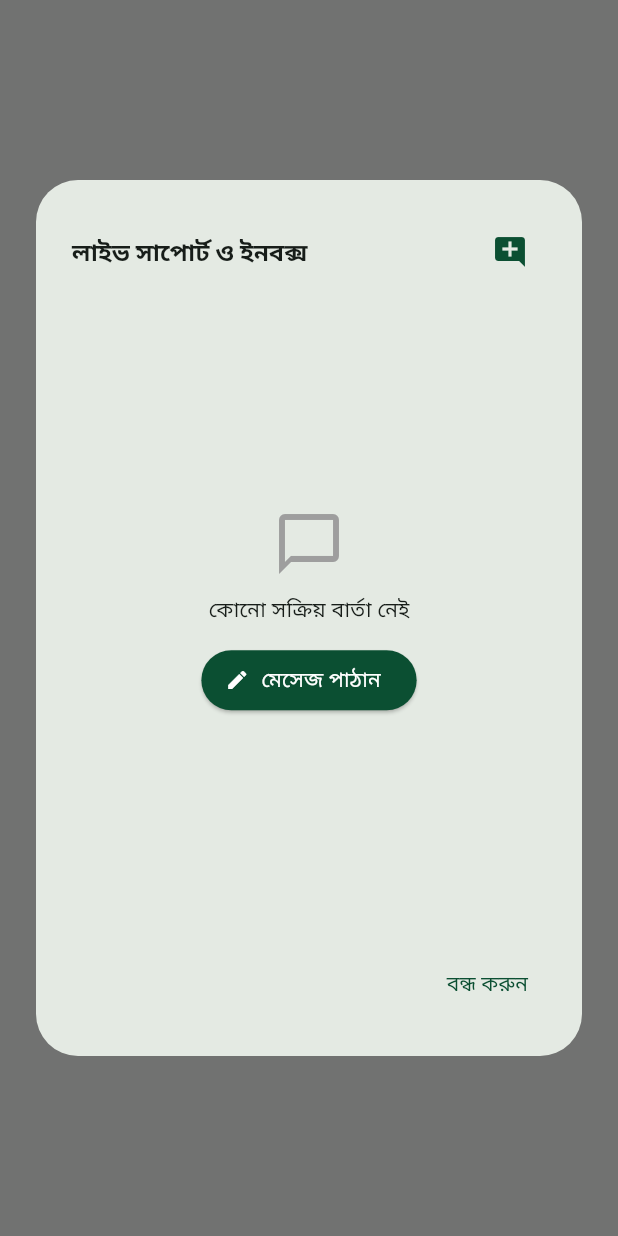
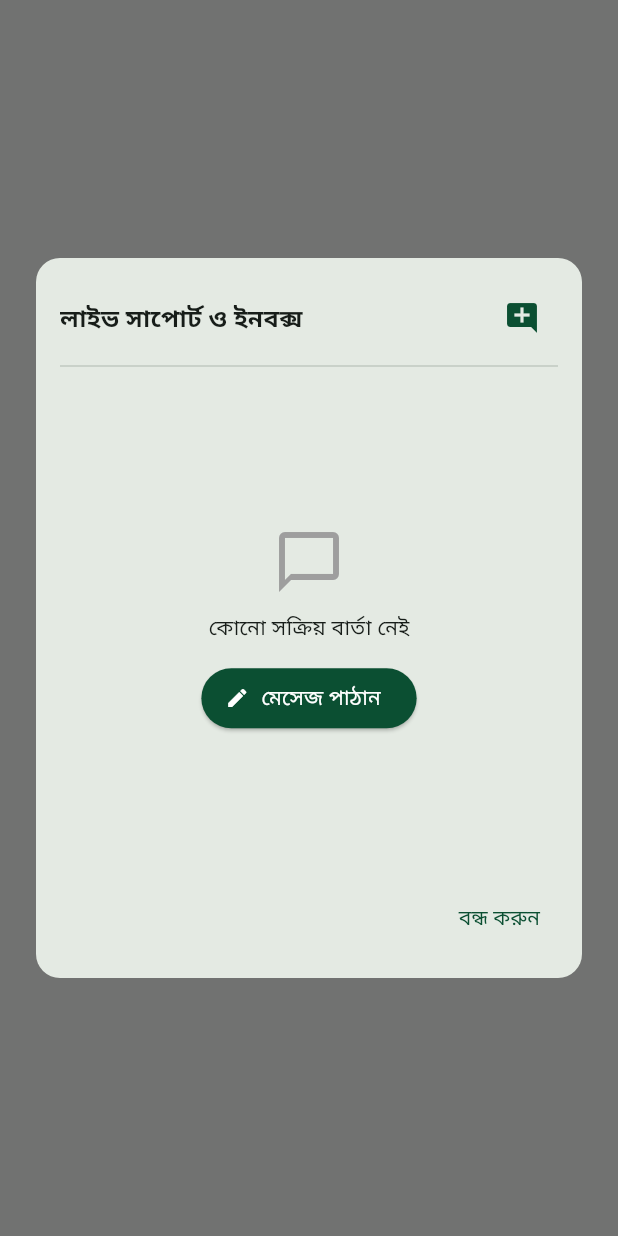
Before and after one commit to mhcybroot/landtrust-bhumisetu, a Flutter app: what show() shows on an empty page, opened directly with empty values, on a phone screen of 412 x 824 dp. Run offline on Flutter 3.47's test engine with Material 3 defaults, Android fonts, the phone set to English and light mode, and no system bars; our stand-ins replace shared_preferences; accounts and stored records are empty; network calls fail.

Commit message:
feat(chat): wire flight trajectories, typing waves, and unread pops in chat module

```diff
--- a/frontend/lib/modules/chat/views/my_chat_threads_dialog.dart
+++ b/frontend/lib/modules/chat/views/my_chat_threads_dialog.dart
@@ -1,10 +1,27 @@
 import 'package:flutter/material.dart';
+import '../../../core/animations/bouncing_pressable.dart';
 import '../../../core/animations/transitions/route_navigation_transitions.dart';
+import '../../../core/animations/transitions/state_micro_transitions.dart';
 import '../repositories/chat_repository.dart';
 import '../view_models/chat_view_model.dart';
 import 'chat_conversation_screen.dart';
 
-class MyChatThreadsDialog {
+class MyChatThreadsDialog extends StatelessWidget {
+  final bool isMobile;
+  final ChatViewModel? viewModel;
+  final List<dynamic>? threads;
+  final int? listingId;
+  final String? listingTitle;
+
+  const MyChatThreadsDialog({
+    super.key,
+    required this.isMobile,
+    this.viewModel,
+    this.threads,
+    this.listingId,
+    this.listingTitle,
+  });
+
   static void show(
     BuildContext context, {
     required bool isMobile,
@@ -13,32 +30,65 @@ class MyChatThreadsDialog {
   }) {
     final vm = ChatViewModel();
     vm.loadMyThreads();
-
     showDialog(
       context: context,
-      builder: (ctx) => AlertDialog(
+      builder: (_) => MyChatThreadsDialog(
+        isMobile: isMobile,
+        viewModel: vm,
+        listingId: listingId,
+        listingTitle: listingTitle,
+      ),
+    );
+  }
+
+  @override
+  Widget build(BuildContext context) {
+    final vm = viewModel;
+    return Dialog(
       insetPadding: EdgeInsets.symmetric(horizontal: isMobile ? 12 : 24, vertical: 16),
-        title: Row(
+      shape: RoundedRectangleBorder(borderRadius: BorderRadius.circular(16)),
+      child: Container(
+        width: isMobile ? double.infinity : 480,
+        height: 480,
+        padding: const EdgeInsets.all(16),
+        child: Column(
+          children: [
+            Row(
               mainAxisAlignment: MainAxisAlignment.spaceBetween,
               children: [
                 const Text('লাইভ সাপোর্ট ও ইনবক্স', style: TextStyle(fontWeight: FontWeight.bold, fontSize: 16)),
-            IconButton(
+                BouncingPressable(
+                  child: IconButton(
                     icon: const Icon(Icons.add_comment, color: Color(0xFF0B4F32)),
                     tooltip: 'নতুন মেসেজ শুরু করুন',
                     onPressed: () => _showNewThreadDialog(context, vm, isMobile, listingId: listingId, listingTitle: listingTitle),
                   ),
+                ),
               ],
             ),
-        content: SizedBox(
-          width: isMobile ? double.infinity : 480,
-          height: 400,
-          child: ListenableBuilder(
-            listenable: vm,
-            builder: (ctx, _) {
-              if (vm.isLoading && vm.threads.isEmpty) {
+            const Divider(),
+            Expanded(
+              child: vm != null
+                  ? ListenableBuilder(listenable: vm, builder: (ctx, _) => _buildList(ctx, vm.threads, vm.isLoading, vm))
+                  : _buildList(context, threads ?? const [], false, null),
+            ),
+            Align(
+              alignment: Alignment.centerRight,
+              child: BouncingPressable(
+                child: TextButton(onPressed: () => Navigator.pop(context), child: const Text('বন্ধ করুন')),
+              ),
+            ),
+          ],
+        ),
+      ),
+    );
+  }
+
+  Widget _buildList(BuildContext ctx, List<dynamic> threadList, bool isLoading, ChatViewModel? vm) {
+    if (isLoading && threadList.isEmpty) {
       return const Center(child: CircularProgressIndicator());
     }
-              if (vm.threads.isEmpty) {
+    if (threadList.isEmpty) {
       return Center(
         child: Column(
           mainAxisSize: MainAxisSize.min,
@@ -47,23 +97,27 @@ class MyChatThreadsDialog {
             const SizedBox(height: 10),
             const Text('কোনো সক্রিয় বার্তা নেই'),
             const SizedBox(height: 12),
-                      ElevatedButton.icon(
+            BouncingPressable(
+              child: ElevatedButton.icon(
                 style: ElevatedButton.styleFrom(backgroundColor: const Color(0xFF0B4F32), foregroundColor: Colors.white),
-                        onPressed: () => _showNewThreadDialog(context, vm, isMobile, listingId: listingId, listingTitle: listingTitle),
+                onPressed: () => _showNewThreadDialog(ctx, vm, isMobile, listingId: listingId, listingTitle: listingTitle),
                 icon: const Icon(Icons.edit, size: 16),
                 label: const Text('মেসেজ পাঠান'),
+              ),
             ),
           ],
         ),
       );
     }
     return ListView.separated(
-                itemCount: vm.threads.length,
+      itemCount: threadList.length,
       separatorBuilder: (_, _) => const Divider(height: 1),
-                itemBuilder: (ctx, i) {
-                  final t = vm.threads[i] as Map<String, dynamic>;
+      itemBuilder: (c, i) {
+        final t = threadList[i] as Map<String, dynamic>;
         final unread = (t['unreadUserCount'] as num?)?.toInt() ?? 0;
-                  return ListTile(
+        return BouncingPressable(
+          scaleFactor: 0.99,
+          child: ListTile(
             contentPadding: EdgeInsets.zero,
             leading: CircleAvatar(
               backgroundColor: const Color(0xFF0B4F32).withValues(alpha: 0.12),
@@ -72,32 +126,21 @@ class MyChatThreadsDialog {
             title: Text(t['subject'] ?? 'সহায়তা', style: const TextStyle(fontWeight: FontWeight.bold, fontSize: 13.5)),
             subtitle: Text(t['lastMessage'] ?? 'বার্তা নেই', maxLines: 1, overflow: TextOverflow.ellipsis, style: const TextStyle(fontSize: 12)),
             trailing: unread > 0
-                        ? Container(
-                            padding: const EdgeInsets.all(6),
-                            decoration: const BoxDecoration(color: Colors.red, shape: BoxShape.circle),
-                            child: Text('$unread', style: const TextStyle(color: Colors.white, fontSize: 10, fontWeight: FontWeight.bold)),
-                          )
+                ? BadgeCountPopTransition(count: unread)
                 : const Icon(Icons.chevron_right, size: 18),
-                    onTap: () {
+            onTap: vm == null ? null : () {
               Navigator.pop(ctx);
-                      Navigator.push(context, SharedAxisSlideRoute(page: ChatConversationScreen(viewModel: vm, thread: t, isAdmin: false)));
+              Navigator.push(ctx, SharedAxisSlideRoute(page: ChatConversationScreen(viewModel: vm, thread: t, isAdmin: false)));
             },
+          ),
         );
       },
-              );
-            },
-          ),
-        ),
-        actions: [
-          TextButton(onPressed: () => Navigator.pop(ctx), child: const Text('বন্ধ করুন')),
-        ],
-      ),
     );
   }
 
   static void _showNewThreadDialog(
     BuildContext context,
-    ChatViewModel vm,
+    ChatViewModel? vm,
     bool isMobile, {
     int? listingId,
     String? listingTitle,
@@ -119,7 +162,8 @@ class MyChatThreadsDialog {
         ),
         actions: [
           TextButton(onPressed: () => Navigator.pop(ctx), child: const Text('বাতিল')),
-          ElevatedButton(
+          BouncingPressable(
+            child: ElevatedButton(
               style: ElevatedButton.styleFrom(backgroundColor: const Color(0xFF0B4F32), foregroundColor: Colors.white),
               onPressed: () async {
                 final sub = subCtrl.text.trim();
@@ -127,11 +171,12 @@ class MyChatThreadsDialog {
                 if (msg.isEmpty) return;
                 Navigator.pop(ctx);
                 final res = await ChatRepository().startThread(subject: sub, listingId: listingId, initialMessage: msg);
-              if (res.isNotEmpty && context.mounted) {
+                if (res.isNotEmpty && context.mounted && vm != null) {
                   Navigator.push(context, SharedAxisSlideRoute(page: ChatConversationScreen(viewModel: vm, thread: res, isAdmin: false)));
                 }
               },
               child: const Text('পাঠান'),
+            ),
           ),
         ],
       ),
```
Also changed, not shown: frontend/lib/modules/chat/views/chat_conversation_screen.dart (+19 -18 lines), frontend/lib/modules/chat/widgets/chat_message_bubble.dart (+22 -9 lines), 1 other file. Lines whose indentation alone changed are shown as unchanged.
